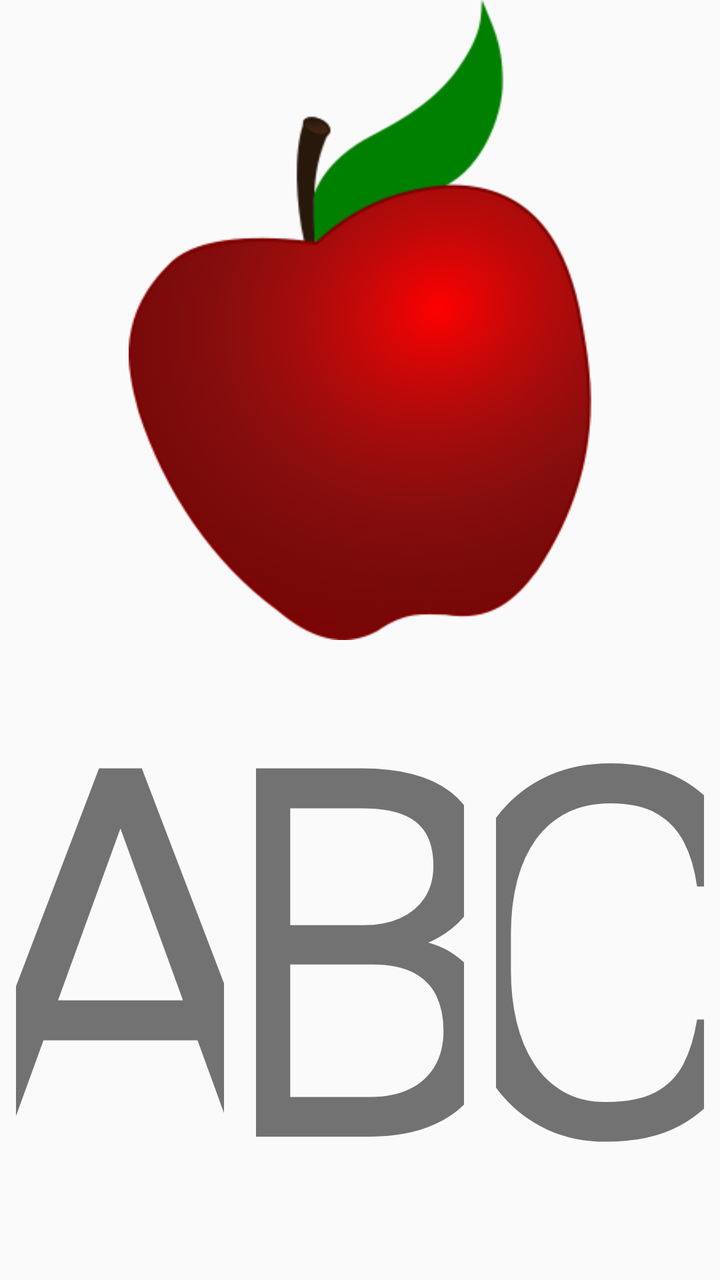
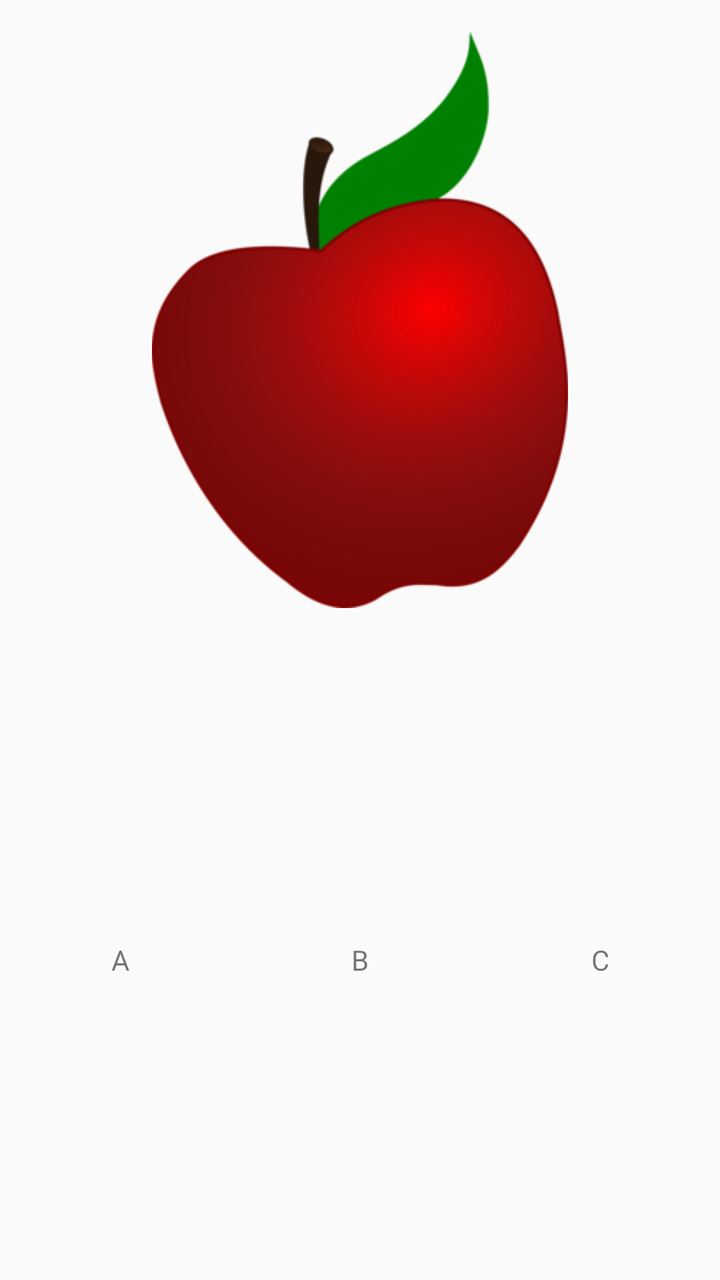

Two renders of the same Android screen: before a commit and after it. Below are the layout's source before the change and the commit's diff.
<!-- AndroidManifest.xml: application theme AppTheme -->
<!-- res/layout/animals_on_top.xml -->
<?xml version="1.0" encoding="utf-8"?>
<androidx.constraintlayout.widget.ConstraintLayout xmlns:android="http://schemas.android.com/apk/res/android"
    xmlns:app="http://schemas.android.com/apk/res-auto"
    xmlns:tools="http://schemas.android.com/tools"
    android:layout_width="match_parent"
    android:layout_height="match_parent"
    tools:context=".MainActivity">

    <LinearLayout
        android:layout_width="match_parent"
        android:layout_height="match_parent"
        android:gravity="center"
        android:orientation="vertical">

        
        <LinearLayout
            android:layout_width="match_parent"
            android:layout_height="0dp"
            android:layout_weight="1"
            android:gravity="center"
            android:orientation="horizontal">

            <ImageView
                android:id="@+id/imageView"
                android:layout_width="0dp"
                android:layout_height="match_parent"
                android:layout_weight="1"
                android:adjustViewBounds="true"
                android:scaleType="fitCenter"
                app:srcCompat="@drawable/apple" />

        </LinearLayout>

        
        <LinearLayout
            android:layout_width="match_parent"
            android:layout_height="0dp"
            android:layout_weight="1"
            android:gravity="center"
            android:orientation="horizontal">

            <TextView
                android:id="@+id/mainLetter1"
                android:layout_width="0dp"
                android:layout_height="match_parent"
                android:layout_weight="1"
                android:clickable="true"
                android:gravity="center"
                android:includeFontPadding="false"
                android:padding="8dp"
                android:soundEffectsEnabled="false"
                android:text="A"
                app:autoSizeMaxTextSize="400sp"
                app:autoSizeMinTextSize="12sp"
                app:autoSizeStepGranularity="1sp"
                app:autoSizeTextType="uniform" />

            <TextView
                android:id="@+id/mainLetter2"
                android:layout_width="0dp"
                android:layout_height="match_parent"
                android:layout_weight="1"
                android:clickable="true"
                android:gravity="center"
                android:includeFontPadding="false"
                android:padding="8dp"
                android:soundEffectsEnabled="false"
                android:text="B"
                app:autoSizeMaxTextSize="400sp"
                app:autoSizeMinTextSize="12sp"
                app:autoSizeStepGranularity="1sp"
                app:autoSizeTextType="uniform" />

            <TextView
                android:id="@+id/mainLetter3"
                android:layout_width="0dp"
                android:layout_height="match_parent"
                android:layout_weight="1"
                android:clickable="true"
                android:gravity="center"
                android:includeFontPadding="false"
                android:padding="8dp"
                android:soundEffectsEnabled="false"
                android:text="C"
                app:autoSizeMaxTextSize="400sp"
                app:autoSizeMinTextSize="12sp"
                app:autoSizeStepGranularity="1sp"
                app:autoSizeTextType="uniform" />

        </LinearLayout>

    </LinearLayout>
</androidx.constraintlayout.widget.ConstraintLayout>
<!-- resources referenced by this layout -->
<resources>
  <!-- drawable apple: png bitmap (drawable, 33150 bytes) -->
  <style name="AppTheme" parent="Theme.AppCompat.Light.NoActionBar">
          <item name="colorPrimary">@color/colorPrimary</item>
          <item name="colorPrimaryDark">@color/colorPrimaryDark</item>
          <item name="colorAccent">@color/colorAccent</item>
      </style>
  <color name="colorPrimary">#6200EE</color>
  <color name="colorPrimaryDark">#3700B3</color>
  <color name="colorAccent">#03DAC5</color>
</resources>

<!-- the commit's change to res/layout/animals_on_top.xml (unified diff, before → after) -->
@@ -4,7 +4,7 @@
     xmlns:tools="http://schemas.android.com/tools"
     android:layout_width="match_parent"
     android:layout_height="match_parent"
-    tools:context=".MainActivity">
+    tools:context=".AnimalsOnTop">
 
     <LinearLayout
         android:layout_width="match_parent"
@@ -13,26 +13,18 @@
         android:orientation="vertical">
 
         
-        <LinearLayout
+        <ImageView
+            android:id="@+id/imageView"
             android:layout_width="match_parent"
             android:layout_height="0dp"
             android:layout_weight="1"
-            android:gravity="center"
-            android:orientation="horizontal">
-
-            <ImageView
-                android:id="@+id/imageView"
-                android:layout_width="0dp"
-                android:layout_height="match_parent"
-                android:layout_weight="1"
-                android:adjustViewBounds="true"
-                android:scaleType="fitCenter"
-                app:srcCompat="@drawable/apple" />
-
-        </LinearLayout>
+            android:padding="16dp"
+            android:scaleType="fitCenter"
+            app:srcCompat="@drawable/apple" />
 
         
         <LinearLayout
+            android:id="@+id/lettersContainer"
             android:layout_width="match_parent"
             android:layout_height="0dp"
             android:layout_weight="1"
@@ -46,14 +38,10 @@
                 android:layout_weight="1"
                 android:clickable="true"
                 android:gravity="center"
-                android:includeFontPadding="false"
+                android:maxLines="1"
                 android:padding="8dp"
                 android:soundEffectsEnabled="false"
-                android:text="A"
-                app:autoSizeMaxTextSize="400sp"
-                app:autoSizeMinTextSize="12sp"
-                app:autoSizeStepGranularity="1sp"
-                app:autoSizeTextType="uniform" />
+                android:text="A" />
 
             <TextView
                 android:id="@+id/mainLetter2"
@@ -62,14 +50,10 @@
                 android:layout_weight="1"
                 android:clickable="true"
                 android:gravity="center"
-                android:includeFontPadding="false"
+                android:maxLines="1"
                 android:padding="8dp"
                 android:soundEffectsEnabled="false"
-                android:text="B"
-                app:autoSizeMaxTextSize="400sp"
-                app:autoSizeMinTextSize="12sp"
-                app:autoSizeStepGranularity="1sp"
-                app:autoSizeTextType="uniform" />
+                android:text="B" />
 
             <TextView
                 android:id="@+id/mainLetter3"
@@ -78,14 +62,10 @@
                 android:layout_weight="1"
                 android:clickable="true"
                 android:gravity="center"
-                android:includeFontPadding="false"
+                android:maxLines="1"
                 android:padding="8dp"
                 android:soundEffectsEnabled="false"
-                android:text="C"
-                app:autoSizeMaxTextSize="400sp"
-                app:autoSizeMinTextSize="12sp"
-                app:autoSizeStepGranularity="1sp"
-                app:autoSizeTextType="uniform" />
+                android:text="C" />
 
         </LinearLayout>
 
<!-- resource entries referenced after the edit -->
@@ -1,6 +1,6 @@
 <!-- resources referenced by this layout -->
 <resources>
-  <!-- drawable apple: png bitmap (drawable, 33150 bytes) -->
+  <!-- drawable apple: png bitmap (drawable, 32872 bytes) -->
   <style name="AppTheme" parent="Theme.AppCompat.Light.NoActionBar">
           <item name="colorPrimary">@color/colorPrimary</item>
           <item name="colorPrimaryDark">@color/colorPrimaryDark</item>
